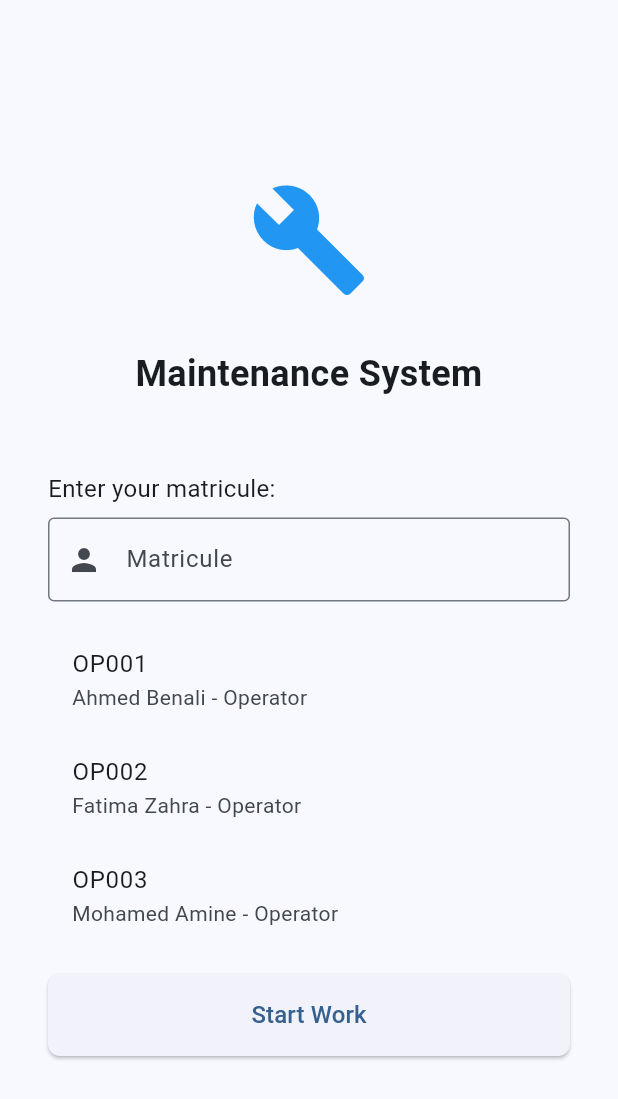
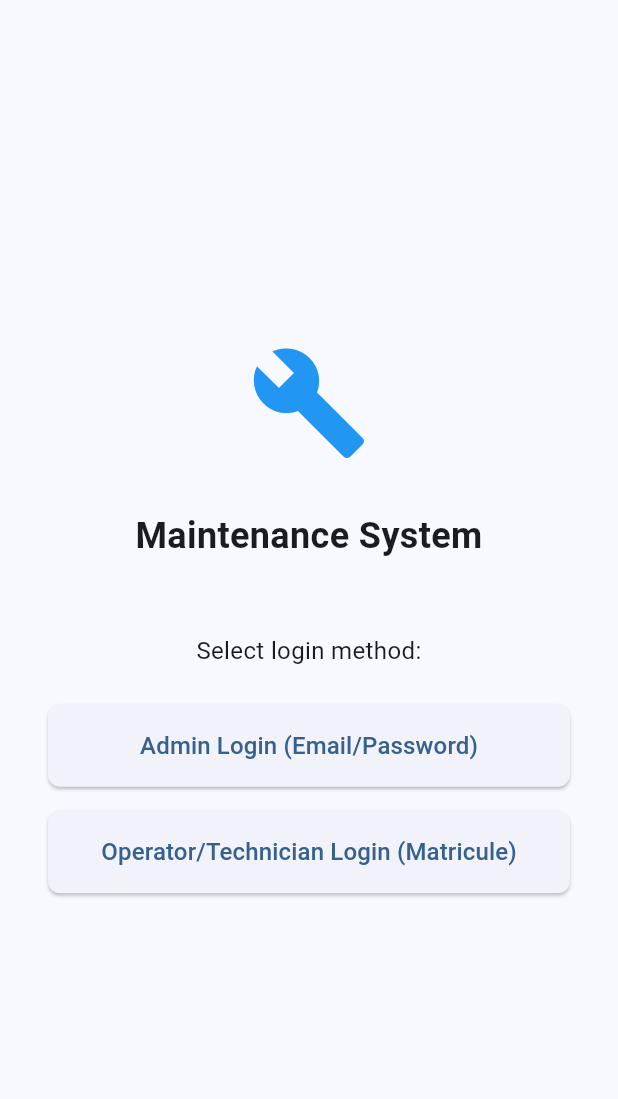
Before and after one commit to Rayenelhafsi/Wewire, a Flutter app: the screen it shows after launch, on a phone screen of 412 x 824 dp. Shown: the top 1099 px of the screen. Run offline on Flutter 3.47's test engine with Material 3 defaults, Android fonts, the phone set to English and light mode, and no system bars; our stand-ins replace cloud_firestore, firebase_auth, firebase_core; accounts and stored records are empty.

Commit message:
"fix problem login"

```diff
--- a/lib/main.dart
+++ b/lib/main.dart
@@ -1,6 +1,8 @@
 import 'package:flutter/material.dart';
 import 'package:firebase_core/firebase_core.dart';
 import 'firebase_options.dart';
+import 'screens/auth/landing_screen.dart';
+import 'screens/auth/login_screen.dart';
 import 'screens/auth/matricule_login_screen.dart';
 import 'screens/dashboard/dashboard_screen.dart';
 import 'screens/chat/chat_screen.dart';
@@ -24,9 +26,11 @@ class MainApp extends StatelessWidget {
         colorScheme: ColorScheme.fromSeed(seedColor: Colors.blue),
         useMaterial3: true,
       ),
-      initialRoute: '/login',
+      initialRoute: '/',
       routes: {
-        '/login': (context) => const MatriculeLoginScreen(),
+        '/': (context) => const LandingScreen(),
+        '/admin-login': (context) => const LoginScreen(),
+        '/matricule-login': (context) => const MatriculeLoginScreen(),
         '/dashboard': (context) => const DashboardScreen(),
         '/chat': (context) => const ChatScreen(),
       },
--- /dev/null
+++ b/lib/screens/auth/landing_screen.dart
@@ -0,0 +1,79 @@
+import 'package:flutter/material.dart';
+import 'login_screen.dart';
+import 'matricule_login_screen.dart';
+
+class LandingScreen extends StatelessWidget {
+  const LandingScreen({super.key});
+
+  @override
+  Widget build(BuildContext context) {
+    return Scaffold(
+      body: Center(
+        child: SingleChildScrollView(
+          padding: const EdgeInsets.all(32.0),
+          child: ConstrainedBox(
+            constraints: const BoxConstraints(maxWidth: 400),
+            child: Column(
+              mainAxisAlignment: MainAxisAlignment.center,
+              crossAxisAlignment: CrossAxisAlignment.stretch,
+              children: [
+                const Icon(
+                  Icons.build,
+                  size: 80,
+                  color: Colors.blue,
+                ),
+                const SizedBox(height: 32),
+                const Text(
+                  'Maintenance System',
+                  style: TextStyle(
+                    fontSize: 24,
+                    fontWeight: FontWeight.bold,
+                  ),
+                  textAlign: TextAlign.center,
+                ),
+                const SizedBox(height: 48),
+                const Text(
+                  'Select login method:',
+                  style: TextStyle(fontSize: 16),
+                  textAlign: TextAlign.center,
+                ),
+                const SizedBox(height: 24),
+                ElevatedButton(
+                  onPressed: () {
+                    Navigator.pushReplacementNamed(context, '/admin-login');
+                  },
+                  style: ElevatedButton.styleFrom(
+                    padding: const EdgeInsets.symmetric(vertical: 16),
+                    shape: RoundedRectangleBorder(
+                      borderRadius: BorderRadius.circular(8),
+                    ),
+                  ),
+                  child: const Text(
+                    'Admin Login (Email/Password)',
+                    style: TextStyle(fontSize: 16),
+                  ),
+                ),
+                const SizedBox(height: 16),
+                ElevatedButton(
+                  onPressed: () {
+                    Navigator.pushReplacementNamed(context, '/matricule-login');
+                  },
+                  style: ElevatedButton.styleFrom(
+                    padding: const EdgeInsets.symmetric(vertical: 16),
+                    shape: RoundedRectangleBorder(
+                      borderRadius: BorderRadius.circular(8),
+                    ),
+                  ),
+                  child: const Text(
+                    'Operator/Technician Login (Matricule)',
+                    style: TextStyle(fontSize: 16),
+                  ),
+                ),
+              ],
+            ),
+          ),
+        ),
+      ),
+    );
+  }
+}
--- a/lib/screens/dashboard/admin_dashboard.dart
+++ b/lib/screens/dashboard/admin_dashboard.dart
@@ -1,5 +1,5 @@
 import 'package:flutter/material.dart';
-import '../../models/user_model.dart';
+import '../../models/user_model.dart' as app_models;
 import '../../services/firebase_service.dart';
 import '../../models/technician_model.dart';
 import '../../models/operator_model.dart';
@@ -10,7 +10,7 @@ import '../../screens/forms/operator_form.dart';
 import '../../screens/forms/machine_form.dart';
 
 class AdminDashboard extends StatefulWidget {
-  final User user;
+  final app_models.User user;
 
   const AdminDashboard({super.key, required this.user});
 
--- a/lib/screens/dashboard/maintenance_dashboard.dart
+++ b/lib/screens/dashboard/maintenance_dashboard.dart
@@ -1,9 +1,9 @@
 import 'package:flutter/material.dart';
-import '../../models/user_model.dart';
+import '../../models/user_model.dart' as app_models;
 import '../../models/issue_model.dart';
 
 class MaintenanceDashboard extends StatefulWidget {
-  final User user;
+  final app_models.User user;
 
   const MaintenanceDashboard({super.key, required this.user});
 
--- a/lib/screens/dashboard/operator_dashboard.dart
+++ b/lib/screens/dashboard/operator_dashboard.dart
@@ -1,11 +1,11 @@
 import 'package:flutter/material.dart';
-import '../../models/user_model.dart';
+import '../../models/user_model.dart' as app_models;
 import '../../models/machine_model.dart';
 import '../../models/issue_model.dart';
 import '../../services/firebase_service.dart';
 
 class OperatorDashboard extends StatefulWidget {
-  final User user;
+  final app_models.User user;
 
   const OperatorDashboard({super.key, required this.user});
 
--- a/lib/screens/dashboard/quality_agent_dashboard.dart
+++ b/lib/screens/dashboard/quality_agent_dashboard.dart
@@ -1,9 +1,9 @@
 import 'package:flutter/material.dart';
-import '../../models/user_model.dart';
+import '../../models/user_model.dart' as app_models;
 import '../../models/issue_model.dart';
 
 class QualityAgentDashboard extends StatefulWidget {
-  final User user;
+  final app_models.User user;
 
   const QualityAgentDashboard({super.key, required this.user});
 
```
Also changed, not shown: lib/screens/auth/login_screen.dart (+51 -53 lines), lib/screens/auth/matricule_login_screen.dart (+118 -45 lines), lib/screens/dashboard/dashboard_screen.dart (+10 -32 lines), lib/services/firebase_service.dart (+174 -0 lines), 3 other files.
